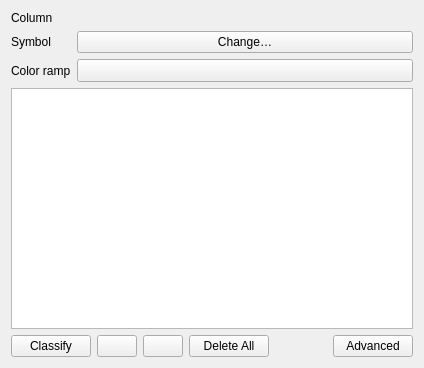
Old version of the form src/ui/qgscategorizedsymbolrendererwidget.ui in the repository qgis/QGIS.
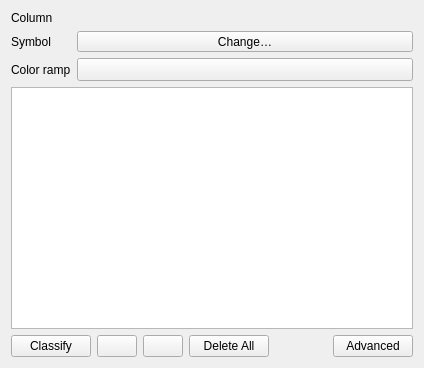
New version of the form. Icons and pictures are not drawn. Custom widgets are drawn as their Qt base class.

Commit message:
Use real symbol buttons in categorized and graduated renderer widgets, instead of fake ones
Gives these buttons the full power of the usual QgsSymbolButton,
including copy/paste symbols, color/opacity changes, etc. Plus,
some nice additional interface consistency!

```diff
--- a/src/ui/qgscategorizedsymbolrendererwidget.ui
+++ b/src/ui/qgscategorizedsymbolrendererwidget.ui
@@ -44,19 +44,6 @@
      </property>
     </widget>
    </item>
-   <item row="1" column="1">
-    <widget class="QPushButton" name="btnChangeCategorizedSymbol">
-     <property name="sizePolicy">
-      <sizepolicy hsizetype="Expanding" vsizetype="Fixed">
-       <horstretch>1</horstretch>
-       <verstretch>0</verstretch>
-      </sizepolicy>
-     </property>
-     <property name="text">
-      <string>Change…</string>
-     </property>
-    </widget>
-   </item>
    <item row="2" column="0">
     <widget class="QLabel" name="label_10">
      <property name="sizePolicy">
@@ -190,6 +177,19 @@
      </item>
     </layout>
    </item>
+   <item row="1" column="1">
+    <widget class="QgsSymbolButton" name="btnChangeCategorizedSymbol">
+     <property name="sizePolicy">
+      <sizepolicy hsizetype="Expanding" vsizetype="Fixed">
+       <horstretch>1</horstretch>
+       <verstretch>0</verstretch>
+      </sizepolicy>
+     </property>
+     <property name="text">
+      <string>Change…</string>
+     </property>
+    </widget>
+   </item>
   </layout>
   <zorder>viewCategories</zorder>
   <zorder>btnChangeCategorizedSymbol</zorder>
@@ -211,6 +211,11 @@
    <header>qgscolorrampbutton.h</header>
    <container>1</container>
   </customwidget>
+  <customwidget>
+   <class>QgsSymbolButton</class>
+   <extends>QToolButton</extends>
+   <header>qgssymbolbutton.h</header>
+  </customwidget>
  </customwidgets>
  <tabstops>
   <tabstop>mExpressionWidget</tabstop>
```
Left out of the diff: 32 changed lines with no effect on the pictures. The commit also changes 7 other files.
